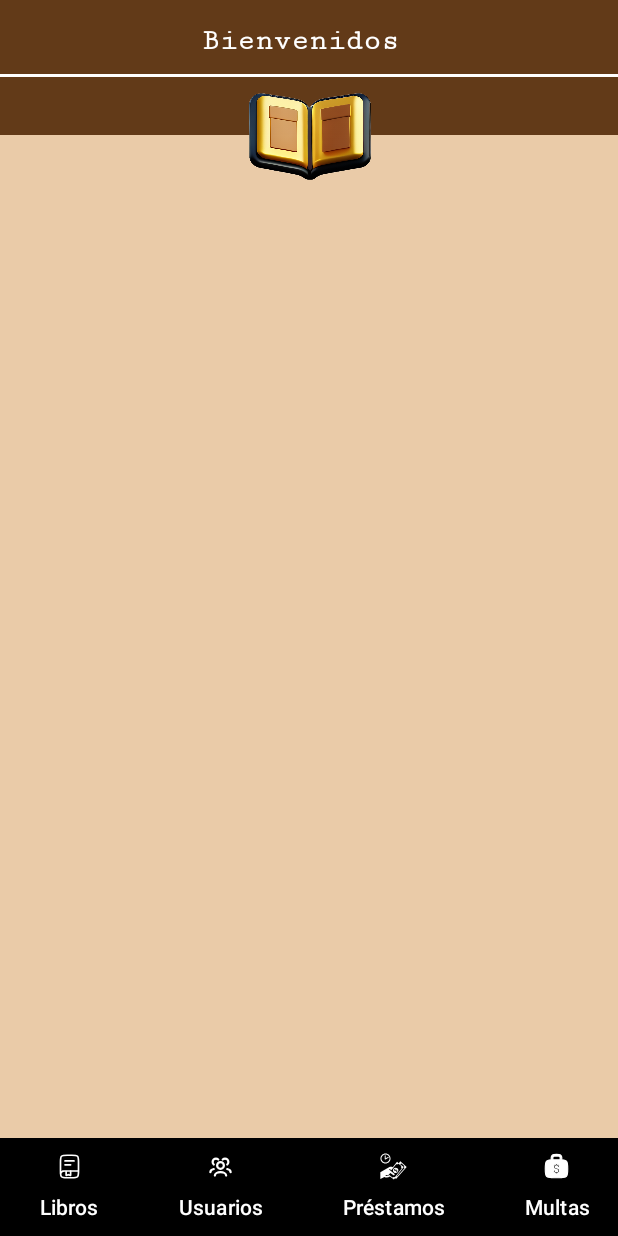
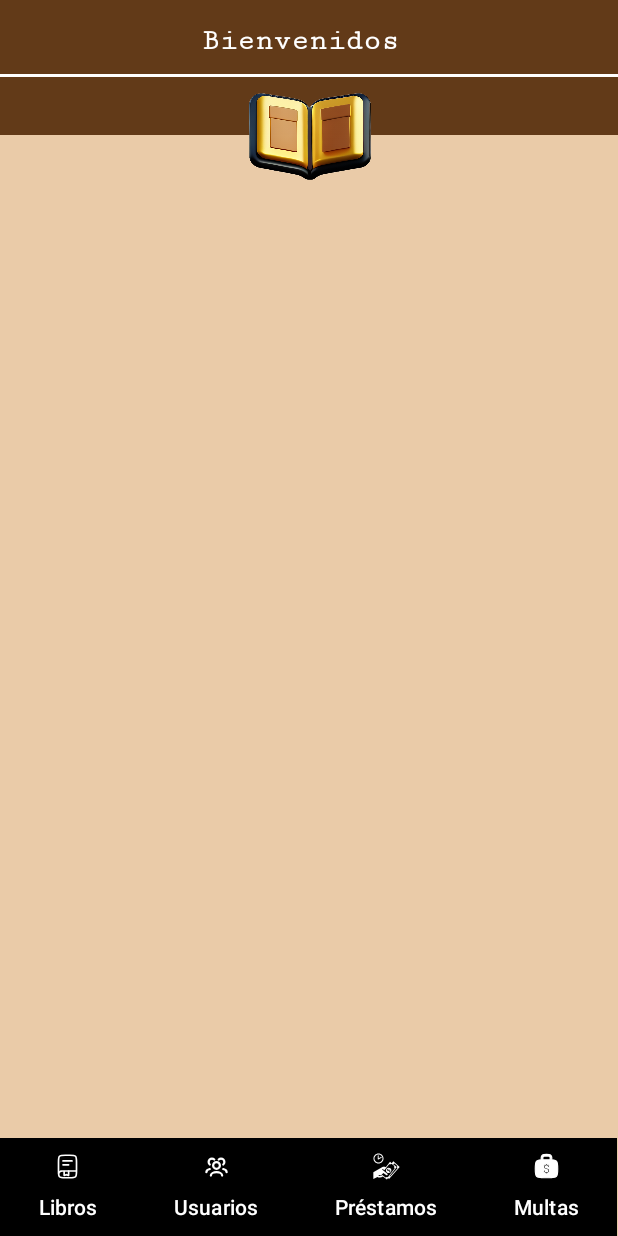
Before and after one commit to Crisaww/Android, an Android app: the screen it shows after launch (MainActivity), on a phone screen of 412 x 824 dp. Run offline under Robolectric (Android 15) with nearby library versions, the phone set to English and light mode, and no system bars.

Commit message:
Hice modificación

```diff
--- a/CrudBiblioteca/app/src/main/res/layout/fragment_pagina_principal.xml
+++ b/CrudBiblioteca/app/src/main/res/layout/fragment_pagina_principal.xml
@@ -60,7 +60,7 @@
             app:layout_constraintVertical_bias="0.02" />
 
         <LinearLayout
-            android:layout_width="419dp"
+            android:layout_width="411dp"
             android:layout_height="65dp"
             android:background="@color/black"
             android:orientation="horizontal"
@@ -102,7 +102,7 @@
             <Button
                 android:id="@+id/button8"
                 android:layout_width="wrap_content"
-                android:layout_height="wrap_content"
+                android:layout_height="match_parent"
                 android:layout_weight="1"
                 android:background="#0000"
                 android:text="Multas"
```
